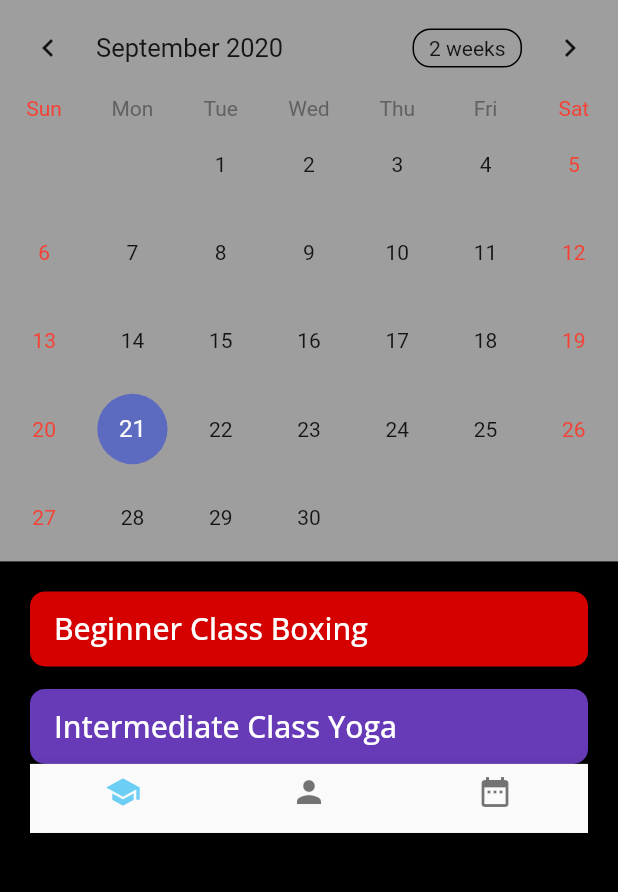
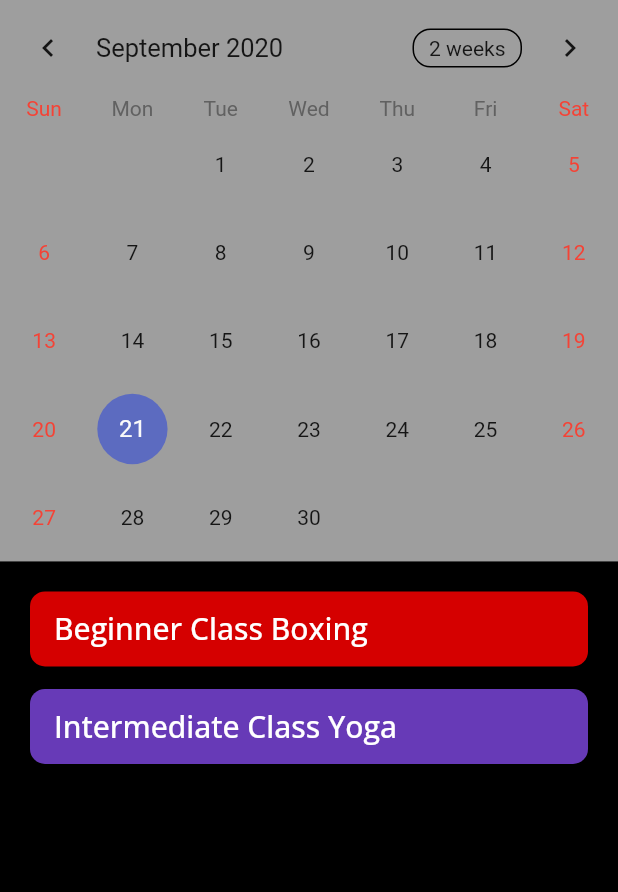
Before and after one commit to juderzzo/TrifectaAppFull, a Flutter app: the ScheduleRoute screen opened directly, on a phone screen of 412 x 824 dp, the part 75-967 px from its top. Run offline on Flutter 3.47's test engine with Material 2 defaults, Android fonts, the phone set to English and light mode, and no system bars; drawn by our look-alikes of table_calendar; our stand-ins replace font_awesome_flutter, google_fonts, titled_navigation_bar; missing offline and left inert: agora_rtc_engine; project files that could hold a hidden picture were left out.

Commit message:
fixed bottom bar

```diff
--- a/TrifectaApp/lib/personal/profile.dart
+++ b/TrifectaApp/lib/personal/profile.dart
@@ -196,7 +196,7 @@ class _ProfileRouteState extends State<ProfileRoute>{
             ),
           ),
           Spacer(),
-          BottomBar(),
+
           ]
           ),
         ),
--- a/TrifectaApp/lib/personal/schedule.dart
+++ b/TrifectaApp/lib/personal/schedule.dart
@@ -120,7 +120,7 @@ class _ScheduleRouteState extends State<ScheduleRoute> {
                         ),
                     ),
 
-                    BottomBar(),
+
 
 
 
--- a/TrifectaApp/lib/spm.dart
+++ b/TrifectaApp/lib/spm.dart
@@ -82,110 +82,6 @@ class _ClassState extends State<Class> {
 
 //Bottom Bar
 
-class BottomBar extends StatefulWidget {
-  BottomBar({Key key}) : super(key: key);
-
-  @override
-  _BottomBarState createState() => _BottomBarState();
-}
-
-class _BottomBarState extends State<BottomBar> {
-  Color trifectaBlue = Color.fromRGBO(108, 206, 244, 1);
-  int _selectedIndex = 0;
-  static const TextStyle optionStyle =
-      TextStyle(fontSize: 30, fontWeight: FontWeight.bold);
-  static const List<Widget> _widgetOptions = <Widget>[
-    Text(
-      'Index 0: Home',
-      style: optionStyle,
-    ),
-    Text(
-      'Index 1: Business',
-      style: optionStyle,
-    ),
-    Text(
-      'Index 2: School',
-      style: optionStyle,
-    ),
-  ];
-
-  void _onItemTapped(int index) {
-    setState(() {
-      if (index == 0) {
-        classRouter();
-        _selectedIndex = 0;
-      }
-
-      if (index == 1) {
-        profileRouter();
-        _selectedIndex = 1;
-      }
-
-      if (index == 2) {
-        scheduleRouter();
-        _selectedIndex = 2;
-      }
-    });
-  }
-
-  void scheduleRouter() {
-    Navigator.push(
-      context,
-      MaterialPageRoute(builder: (context) => ScheduleRoute()),
-    );
-  }
-
-  void challengeRouter() {
-    Navigator.push(
-      context,
-      MaterialPageRoute(builder: (context) => ChallengesRoute()),
-    );
-  }
-
-  void classRouter() {
-    Navigator.push(
-        context, MaterialPageRoute(builder: (context) => HomeScreen()));
-  }
-
-  void profileRouter() {
-    Navigator.push(
-      context,
-      MaterialPageRoute(builder: (context) => ProfileRoute()),
-    );
-  }
-
-  @override
-  Widget build(BuildContext context) {
-    return Container(
-      height: 46,
-      color: Colors.black,
-      child: Scaffold(
-        body: Center(
-          child: _widgetOptions.elementAt(_selectedIndex),
-        ),
-        bottomNavigationBar: BottomNavigationBar(
-          items: const <BottomNavigationBarItem>[
-            BottomNavigationBarItem(
-              icon: Icon(Icons.school),
-              label: " ",
-            ),
-            BottomNavigationBarItem(
-              icon: Icon(Icons.person),
-              label: " ",
-            ),
-            BottomNavigationBarItem(
-              icon: Icon(Icons.date_range),
-              label: " ",
-            ),
-          ],
-          currentIndex: _selectedIndex,
-          selectedItemColor: trifectaBlue,
-          onTap: _onItemTapped,
-        ),
-      ),
-    );
-  }
-}
 
 class Header extends StatefulWidget {
   Header({Key key}) : super(key: key);
```
Also changed, not shown: TrifectaApp/pubspec.lock, 2 other files.
